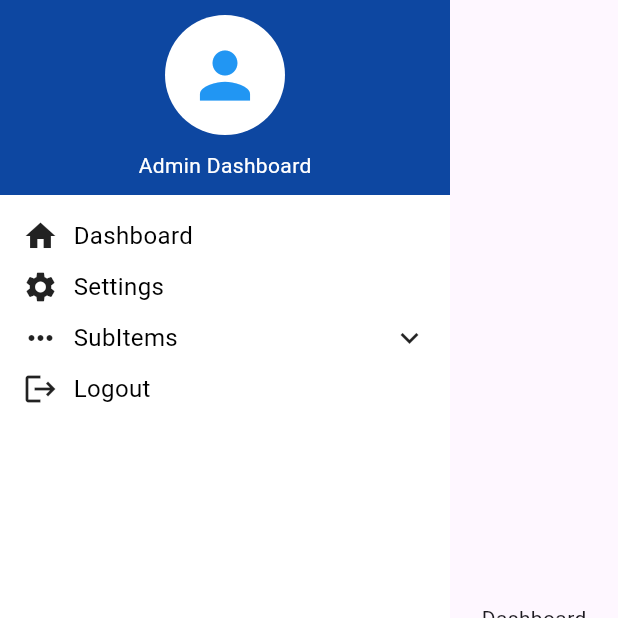
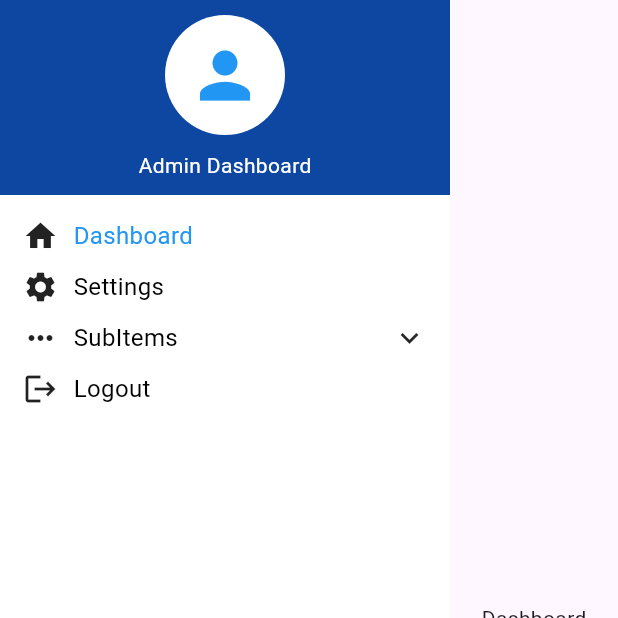
Before and after one commit to Mahmoud-Saeed-Mahmoud/dashboard_template, a Flutter app: the screen it shows after launch, after a tap on "Dashboard", on a phone screen of 412 x 824 dp, the top half of it. Run offline on Flutter 3.47's test engine with Material 3 defaults, Android fonts, the phone set to English and light mode, and no system bars; our stand-ins replace get.

Commit message:
feat: Enhance admin dashboard screen visibility with color changes for selected menu items.

```diff
--- a/lib/src/screens/admin_dashboard_screen.dart
+++ b/lib/src/screens/admin_dashboard_screen.dart
@@ -91,8 +91,12 @@ class AdminDashboardScreen extends GetView<SideMenuController> {
                                             ? Text(
                                                 controller
                                                     .sideMenuItems[index].title,
-                                                style: const TextStyle(
-                                                  color: Colors.black,
+                                                style: TextStyle(
+                                                  color: controller
+                                                          .sideMenuItems[index]
+                                                          .isSelected
+                                                      ? Colors.blue
+                                                      : Colors.black,
                                                   fontSize: 16,
                                                 ),
                                               )
@@ -112,7 +116,7 @@ class AdminDashboardScreen extends GetView<SideMenuController> {
                                   ),
                                   if (controller
                                       .sideMenuItems[index].isExpanded)
-                                    ...controller.sideMenuItems[index].children!
+                                    ...controller.sideMenuItems[index].children
                                         .map(
                                       (child) => InkWell(
                                         onTap: child.onTap,
@@ -141,8 +145,11 @@ class AdminDashboardScreen extends GetView<SideMenuController> {
                                                 child: controller.isMenuOpen
                                                     ? Text(
                                                         child.title,
-                                                        style: const TextStyle(
-                                                          color: Colors.black,
+                                                        style: TextStyle(
+                                                          color: child
+                                                                  .isSelected
+                                                              ? Colors.blue
+                                                              : Colors.black,
                                                           fontSize: 16,
                                                         ),
                                                       )
```
